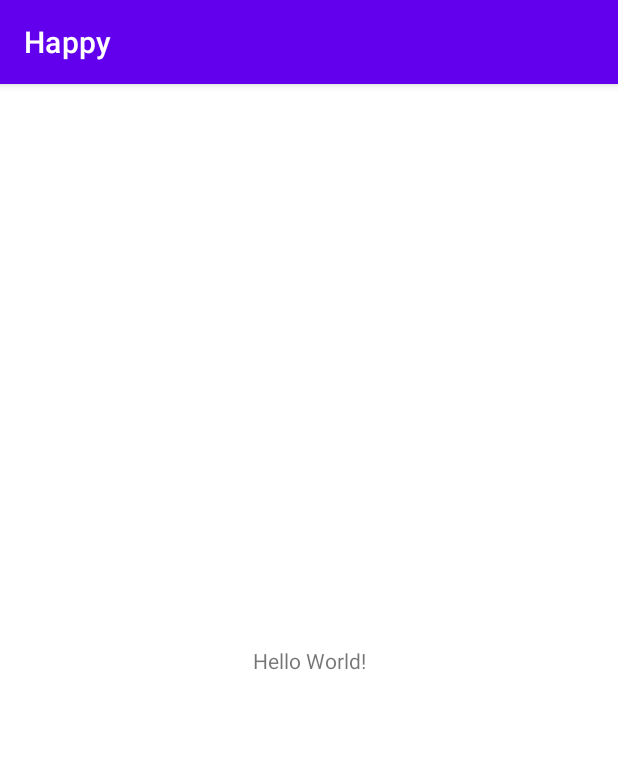
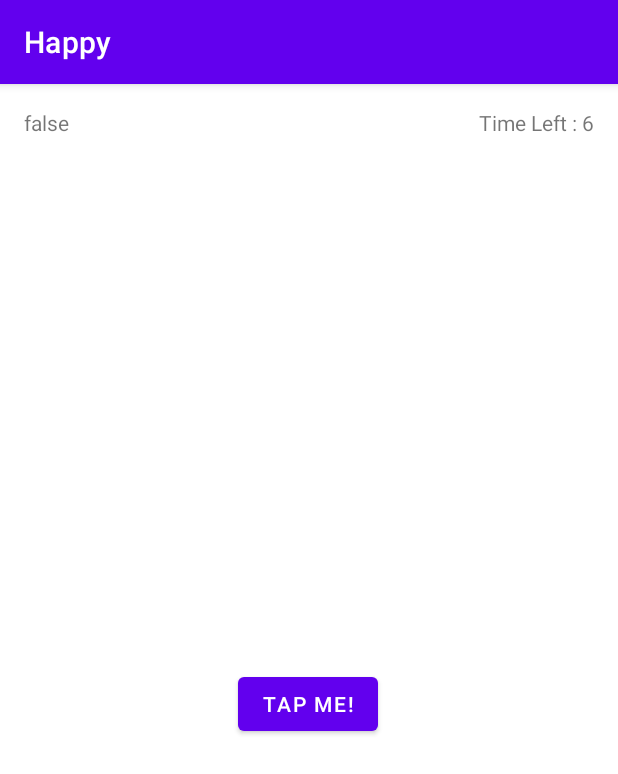
Before and after one commit to KingGainer07/Android, an Android app: the screen it shows after launch (MainActivity), on a phone screen of 412 x 824 dp. Shown: the top 774 px of the screen. Run offline under Robolectric (Android 15) with nearby library versions, the phone set to English and light mode, and no system bars.

Commit message:
update Soure

```diff
--- a/app/src/main/java/com/example/happy/MainActivity.kt
+++ b/app/src/main/java/com/example/happy/MainActivity.kt
@@ -2,10 +2,76 @@ package com.example.happy
 
 import androidx.appcompat.app.AppCompatActivity
 import android.os.Bundle
+import android.os.CountDownTimer
+import android.view.View
+import android.widget.Button
+import android.widget.TextView
+import android.widget.Toast
+
 
 class MainActivity : AppCompatActivity() {
+
+    internal var score = 0
+    internal var gameStarted = false
+    internal lateinit var tapMeButton: Button
+    internal lateinit var gameScore: TextView
+    internal lateinit var timeLeft: TextView
+    internal lateinit var countDownTimer: CountDownTimer
+    internal val initCountDown: Long = 6000
+    internal val countDownInterval: Long = 1000
+
     override fun onCreate(savedInstanceState: Bundle?) {
         super.onCreate(savedInstanceState)
         setContentView(R.layout.activity_main)
+        tapMeButton = findViewById(R.id.btnTapMe)
+        gameScore = findViewById(R.id.txtScore)
+        timeLeft = findViewById(R.id.txtTime)
+
+        tapMeButton.setOnClickListener { view ->
+            incrementScore()
+        }
+        resetGame()
+
     }
+
+    private fun incrementScore() {
+        if (!gameStarted) {
+            startGame()
+        }
+        score += 1
+        val newScore = getString(R.string.yourScore, score)
+        gameScore.text = newScore
+    }
+
+    private fun resetGame() {
+        score = 0
+        gameScore.text = getString(R.id.txtScore, score)
+
+        val initialTimeLeft = initCountDown / 1000
+        timeLeft.text = getString(R.string.timeLeft, initialTimeLeft)
+
+        countDownTimer = object : CountDownTimer(initCountDown, countDownInterval) {
+            override fun onTick(millisUntilFinished: Long) {
+                val timeLeftInt = millisUntilFinished / 1000
+                timeLeft.text = getString(R.string.timeLeft, timeLeftInt)
+            }
+
+            override fun onFinish() {
+                endGame()
+            }
+        }
+        gameStarted = false
+    }
+
+    private fun startGame() {
+        countDownTimer.start()
+        gameStarted = true
+    }
+
+    private fun endGame() {
+
+        Toast.makeText(applicationContext, getString(R.string.gameOverMessage, score),Toast.LENGTH_LONG).show()
+        resetGame()
+    }
+
 }
--- a/app/src/main/res/layout/activity_main.xml
+++ b/app/src/main/res/layout/activity_main.xml
@@ -7,12 +7,37 @@
     tools:context=".MainActivity">
 
     <TextView
+        android:id="@+id/txtScore"
         android:layout_width="wrap_content"
         android:layout_height="wrap_content"
-        android:text="Hello World!"
-        app:layout_constraintBottom_toBottomOf="parent"
-        app:layout_constraintLeft_toLeftOf="parent"
-        app:layout_constraintRight_toRightOf="parent"
+        android:layout_marginStart="16dp"
+        android:layout_marginLeft="16dp"
+        android:layout_marginTop="16dp"
+        android:text="@string/timeLeft"
+        app:layout_constraintStart_toStartOf="parent"
         app:layout_constraintTop_toTopOf="parent" />
 
+    <TextView
+        android:id="@+id/txtTime"
+        android:layout_width="wrap_content"
+        android:layout_height="wrap_content"
+        android:layout_marginTop="16dp"
+        android:layout_marginEnd="16dp"
+        android:layout_marginRight="16dp"
+        android:text="@string/timeLeft"
+        app:layout_constraintEnd_toEndOf="parent"
+        app:layout_constraintTop_toTopOf="parent" />
+
+    <Button
+        android:id="@+id/btnTapMe"
+        android:layout_width="wrap_content"
+        android:layout_height="wrap_content"
+        android:text="@string/tapMe"
+        app:layout_constraintBottom_toBottomOf="parent"
+        app:layout_constraintEnd_toEndOf="parent"
+        app:layout_constraintHorizontal_bias="0.498"
+        app:layout_constraintStart_toStartOf="parent"
+        app:layout_constraintTop_toTopOf="parent"
+        app:layout_constraintVertical_bias="0.541" />
+
 </androidx.constraintlayout.widget.ConstraintLayout>
--- a/app/src/main/res/values/strings.xml
+++ b/app/src/main/res/values/strings.xml
@@ -1,3 +1,7 @@
 <resources>
     <string name="app_name">Happy</string>
+    <string name="yourScore">Your Score: %1$d</string>
+    <string name="timeLeft">Time Left : %1$d</string>
+    <string name="tapMe">Tap Me!</string>
+    <string name="gameOverMessage">Time up! Your score was: %1d</string>
 </resources>
```
